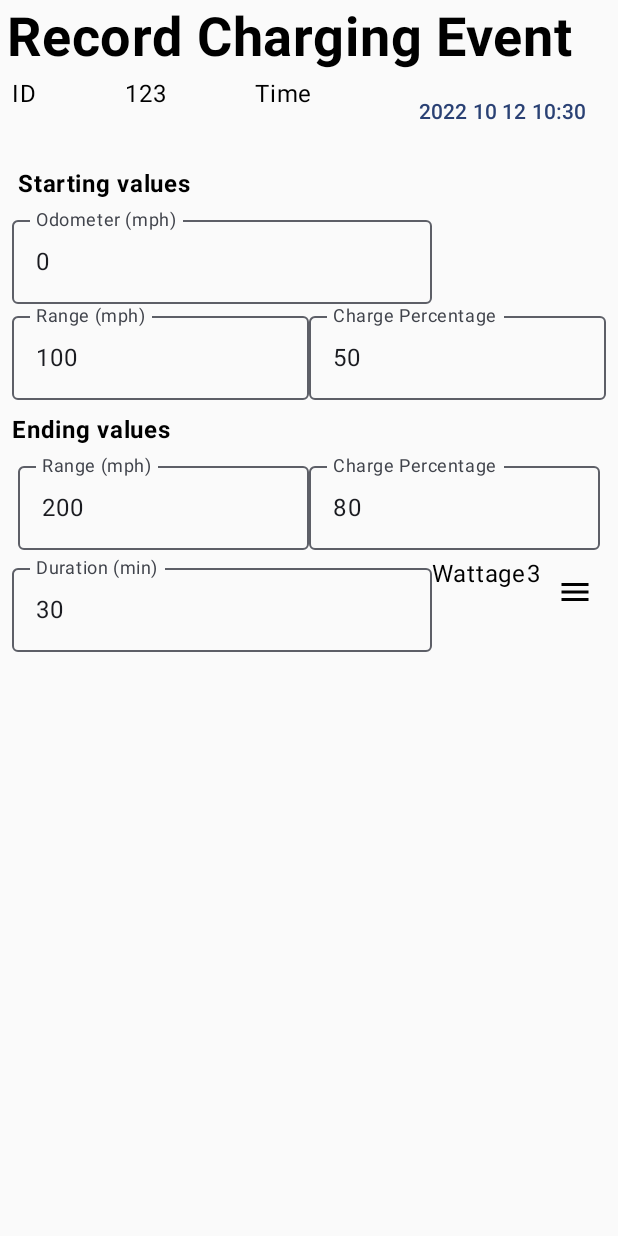
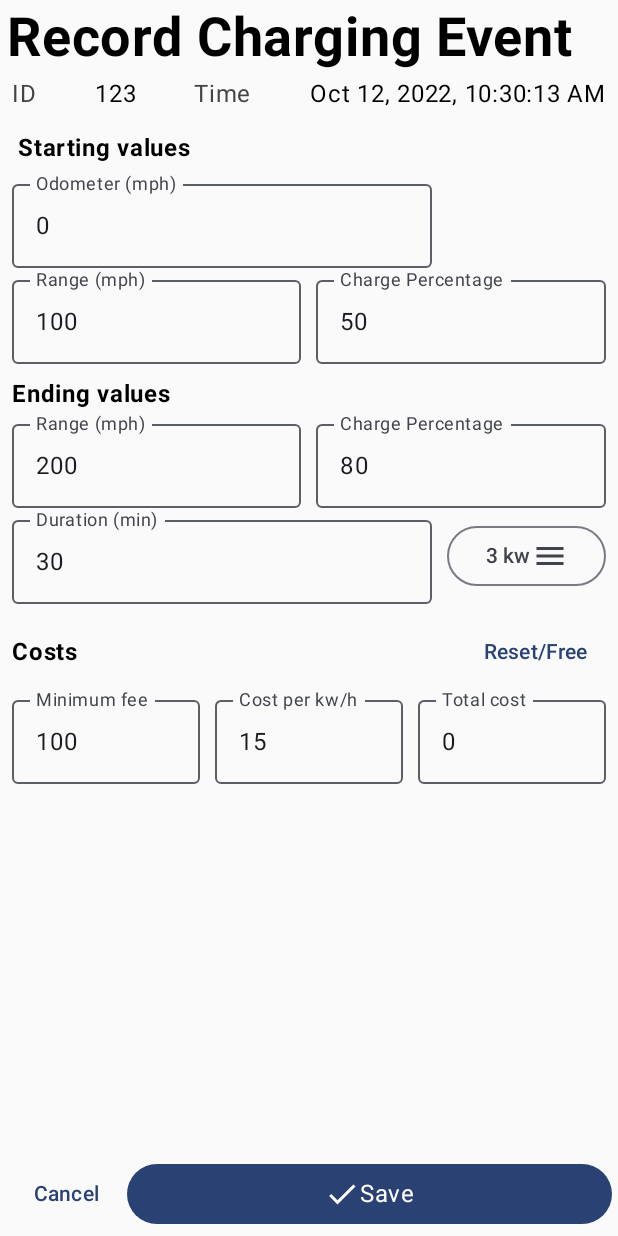
Before and after one commit to v79/AmberChargeTracker, an Android app built with Jetpack Compose: the RecordChargeScreen screen opened through its navigation route, on a phone screen of 412 x 824 dp. Run offline under Robolectric (Android 15) with nearby library versions, the phone set to English and light mode, and no system bars.

Commit message:
Further improvements to layout for a Charge vehicle record

```diff
--- a/app/src/main/java/org/liamjd/amber/screens/RecordChargeScreen.kt
+++ b/app/src/main/java/org/liamjd/amber/screens/RecordChargeScreen.kt
@@ -2,10 +2,12 @@ package org.liamjd.amber.screens
 
 import androidx.compose.foundation.background
 import androidx.compose.foundation.border
+import androidx.compose.foundation.clickable
 import androidx.compose.foundation.layout.*
 import androidx.compose.foundation.text.BasicTextField
 import androidx.compose.foundation.text.KeyboardOptions
 import androidx.compose.material.icons.Icons
+import androidx.compose.material.icons.filled.Check
 import androidx.compose.material.icons.filled.Menu
 import androidx.compose.material3.*
 import androidx.compose.runtime.Composable
@@ -25,6 +27,7 @@ import androidx.navigation.compose.rememberNavController
 import org.liamjd.amber.ui.theme.AmberChargeTrackerTheme
 import java.time.LocalDateTime
 import java.time.format.DateTimeFormatter
+import java.time.format.FormatStyle
 
 @OptIn(ExperimentalMaterial3Api::class)
 @Composable
@@ -53,6 +56,15 @@ fun RecordChargeScreen(navController: NavController) {
         var chargeDuration by remember {
             mutableStateOf(30)
         }
+        var minimumFee by remember {
+            mutableStateOf(100)
+        }
+        var costPerKWH by remember {
+            mutableStateOf(15)
+        }
+        var totalCost by remember {
+            mutableStateOf(0)
+        }
 
         Column(
             modifier = Modifier
@@ -72,14 +84,14 @@ fun RecordChargeScreen(navController: NavController) {
                     .padding(4.dp),
                 horizontalArrangement = Arrangement.SpaceBetween
             ) {
-                Text("ID")
+                Text("ID", color = Color.DarkGray)
                 Text("$chargeRecordId")
-                Text("Time")
-                TextButton(onClick = {}) {
-                    Text(
-                        text = chargeTime.format(DateTimeFormatter.ofPattern("yyyy MM dd H:m"))
-                    )
-                }
+                Text("Time", color = Color.DarkGray)
+                Text(
+                    text = chargeTime.format(DateTimeFormatter.ofLocalizedDateTime(FormatStyle.MEDIUM)),
+                    modifier = Modifier.clickable { }
+                )
+
             }
             // STARTING VALUES
             Row(
@@ -118,6 +130,7 @@ fun RecordChargeScreen(navController: NavController) {
                             keyboardOptions = KeyboardOptions(keyboardType = KeyboardType.Number),
                             label = { Text("Range (mph)") },
                         )
+                        Spacer(Modifier.width(10.dp))
                         OutlinedTextField(
                             modifier = Modifier.weight(1f),
                             value = batteryStartPct.toString(),
@@ -144,9 +157,8 @@ fun RecordChargeScreen(navController: NavController) {
                     }
                     Row(
                         modifier = Modifier
-                            .fillMaxWidth()
-                            .padding(4.dp),
-                        horizontalArrangement = Arrangement.SpaceEvenly
+                            .fillMaxWidth(),
+                        horizontalArrangement = Arrangement.SpaceAround
                     ) {
                         OutlinedTextField(
                             modifier = Modifier.weight(1f),
@@ -156,6 +168,7 @@ fun RecordChargeScreen(navController: NavController) {
                             keyboardOptions = KeyboardOptions(keyboardType = KeyboardType.Number),
                             label = { Text("Range (mph)") },
                         )
+                        Spacer(Modifier.width(10.dp))
                         OutlinedTextField(
                             modifier = Modifier.weight(1f),
                             value = batteryEndPct.toString(),
@@ -165,7 +178,7 @@ fun RecordChargeScreen(navController: NavController) {
                             label = { Text("Charge Percentage") },
                         )
                     }
-                    Row {
+                    Row(verticalAlignment = Alignment.CenterVertically) {
                         OutlinedTextField(
                             value = chargeDuration.toString(),
                             onValueChange = { chargeDuration = Integer.parseInt(it) },
@@ -173,7 +186,87 @@ fun RecordChargeScreen(navController: NavController) {
                             keyboardOptions = KeyboardOptions(keyboardType = KeyboardType.Number),
                             label = { Text("Duration (min)") },
                         )
+                        Spacer(Modifier.width(10.dp))
                         KWMenu()
+                    }
+                }
+            }
+            // COSTS
+            Row(
+                modifier = Modifier
+                    .fillMaxWidth()
+                    .padding(4.dp),
+                horizontalArrangement = Arrangement.SpaceEvenly
+            ) {
+                Column() {
+                    Row(
+                        modifier = Modifier.fillMaxWidth(),
+                        horizontalArrangement = Arrangement.SpaceBetween,
+                        verticalAlignment = Alignment.CenterVertically
+                    ) {
+                        Text(
+                            text = "Costs",
+                            fontWeight = FontWeight.Bold
+                        )
+                        TextButton(onClick = { minimumFee = 0; costPerKWH = 0; totalCost = 0 }) {
+                            Text("Reset/Free")
+                        }
+                    }
+                    Row(
+                        modifier = Modifier
+                            .fillMaxWidth(),
+                        horizontalArrangement = Arrangement.SpaceAround,
+                        verticalAlignment = Alignment.CenterVertically
+                    ) {
+                        OutlinedTextField(
+                            modifier = Modifier.weight(1f),
+                            value = minimumFee.toString(),
+                            onValueChange = { minimumFee = Integer.parseInt(it) },
+                            singleLine = true,
+                            keyboardOptions = KeyboardOptions(keyboardType = KeyboardType.Number),
+                            label = { Text("Minimum fee") },
+                        )
+                        Spacer(Modifier.width(10.dp))
+                        OutlinedTextField(
+                            modifier = Modifier.weight(1f),
+                            value = costPerKWH.toString(),
+                            onValueChange = { costPerKWH = Integer.parseInt(it) },
+                            singleLine = true,
+                            keyboardOptions = KeyboardOptions(keyboardType = KeyboardType.Number),
+                            label = { Text("Cost per kw/h") },
+                        )
+                        Spacer(Modifier.width(10.dp))
+                        OutlinedTextField(
+                            modifier = Modifier.weight(1f),
+                            value = totalCost.toString(),
+                            onValueChange = { totalCost = Integer.parseInt(it) },
+                            singleLine = true,
+                            keyboardOptions = KeyboardOptions(keyboardType = KeyboardType.Number),
+                            label = { Text("Total cost") },
+                        )
+
+                    }
+                }
+            }
+            Spacer(modifier = Modifier.weight(1f))
+            Row(
+                modifier = Modifier
+                    .fillMaxWidth(),
+                horizontalArrangement = Arrangement.SpaceEvenly,
+                verticalAlignment = Alignment.CenterVertically
+            ) {
+                TextButton(
+                    modifier = Modifier.weight(0.2f),
+                    onClick = { /*TODO*/ }) {
+
+                    Text(text = "Cancel")
+                }
+                FilledIconButton(
+                    modifier = Modifier.weight(0.8f),
+                    onClick = { /*TODO*/ }) {
+                    Row(verticalAlignment = Alignment.CenterVertically) {
+                        Icon(Icons.Default.Check, contentDescription = "Save charge record")
+                        Text(text = "Save")
                     }
                 }
             }
@@ -187,24 +280,26 @@ fun RecordChargeScreen(navController: NavController) {
 fun KWMenu() {
     var kw by remember { mutableStateOf(3) }
     var kwMenuExpanded by remember { mutableStateOf(false) }
-    Row(modifier = Modifier.fillMaxWidth(),
-        horizontalArrangement = Arrangement.SpaceEvenly) {
-        Text(text = "Wattage")
-        Text(text = "$kw")
-        IconButton(
-            modifier = Modifier.weight(1f),
+    Row(
+        modifier = Modifier.fillMaxWidth(),
+        horizontalArrangement = Arrangement.SpaceEvenly,
+    ) {
+
+        OutlinedButton(modifier = Modifier.weight(1f),
             onClick = { kwMenuExpanded = true }) {
-            Icon(Icons.Default.Menu, contentDescription = "Charger wattage")
+            Row(verticalAlignment = Alignment.CenterVertically) {
+                Text(text = "$kw kw")
+                Icon(Icons.Default.Menu, contentDescription = "Charger wattage")
+            }
         }
-
         DropdownMenu(
             modifier = Modifier.weight(1f),
             expanded = kwMenuExpanded, onDismissRequest = { kwMenuExpanded = false }) {
             DropdownMenuItem(text = { Text("3kw") }, onClick = { kw = 3; kwMenuExpanded = false })
-            DropdownMenuItem(text = { Text("7kw") }, onClick = { kw = 7 ; kwMenuExpanded = false})
+            DropdownMenuItem(text = { Text("7kw") }, onClick = { kw = 7; kwMenuExpanded = false })
             DropdownMenuItem(
                 text = { Text("11kw") },
-                onClick = { kw = 11 ; kwMenuExpanded = false})
+                onClick = { kw = 11; kwMenuExpanded = false })
             DropdownMenuItem(
                 text = { Text("22kw") },
                 onClick = { kw = 22; kwMenuExpanded = false })
@@ -219,10 +314,9 @@ fun KWMenu() {
                 onClick = { kw = 350; kwMenuExpanded = false })
         }
     }
-
 }
 
-@Preview
+@Preview(showBackground = true)
 @Composable
 fun RecordChargingPreview() {
     RecordChargeScreen(navController = rememberNavController())
```
